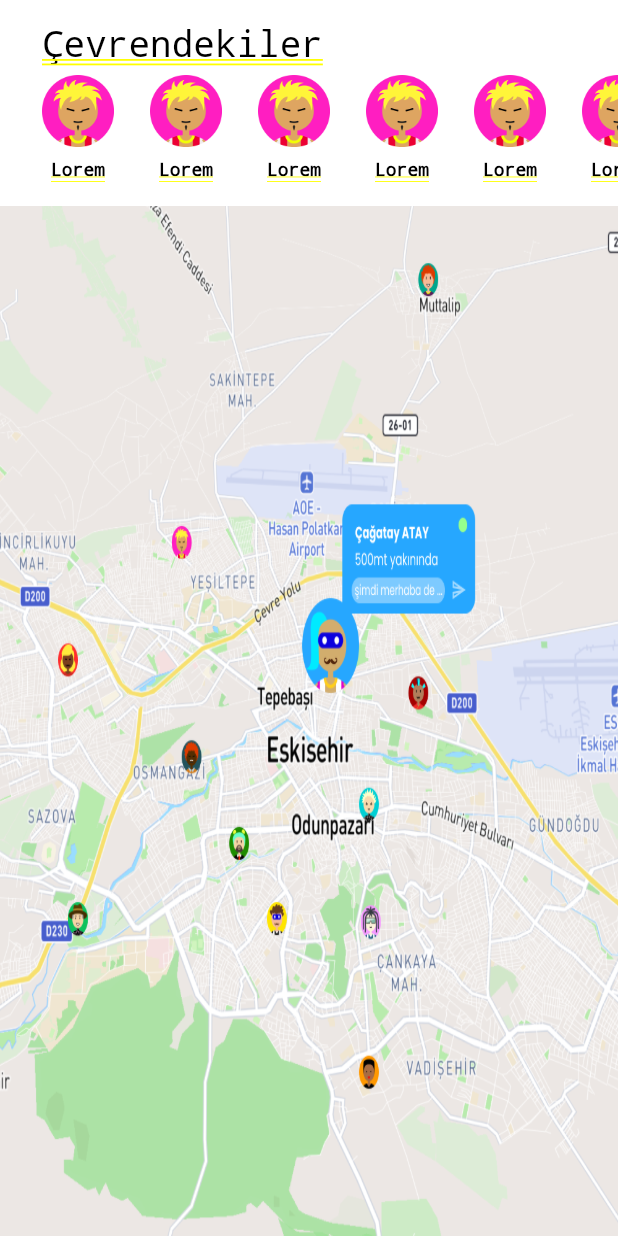
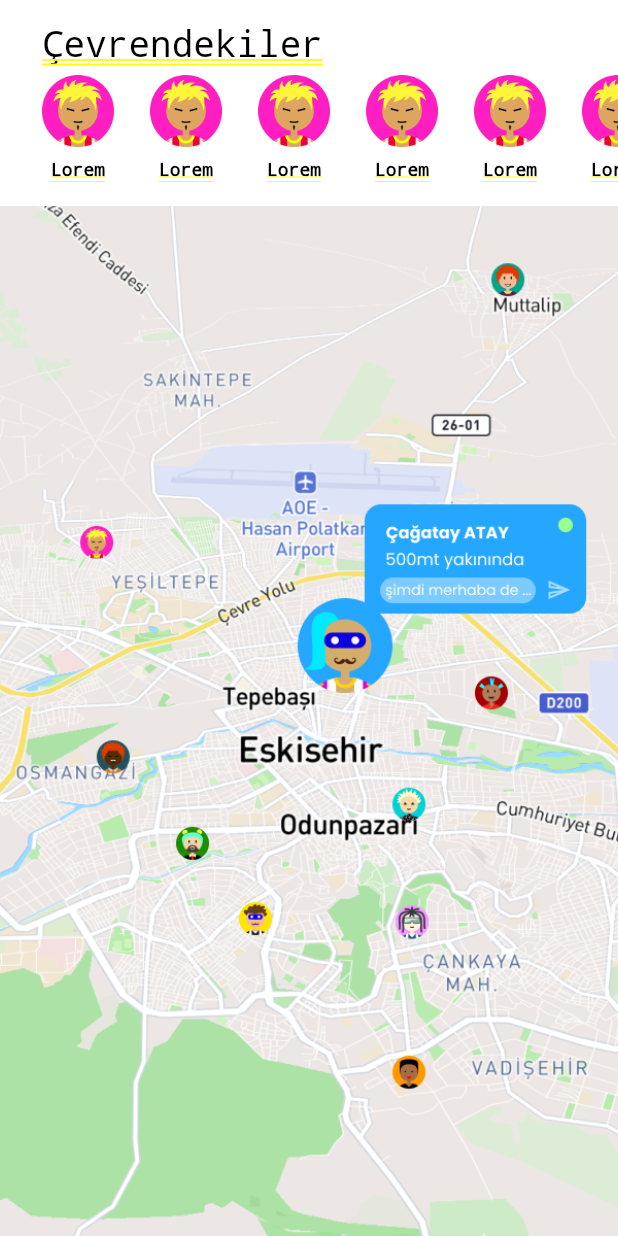
Before and after one commit to wolfe88/social_academy, a Flutter app: the MapPage screen opened by its route, on a phone screen of 412 x 824 dp. Run offline on Flutter 3.47's test engine with Material 2 defaults, Android fonts, the light colour scheme and no system bars; our stand-ins replace cached_network_image, file_picker, flutter_chat_types, flutter_chat_ui, flutter_svg, getwidget and 4 more; missing offline and left inert: random_avatar; network calls fail.

Commit message:
ufak değişiklik2

```diff
--- a/lib/pages/home_page.dart
+++ b/lib/pages/home_page.dart
@@ -25,7 +25,8 @@ class _Stories extends StatelessWidget {
   @override
   Widget build(BuildContext context) {
     return Column(
-      mainAxisAlignment: MainAxisAlignment.center,
+      mainAxisAlignment: MainAxisAlignment.start
+    ,
       mainAxisSize: MainAxisSize.max,
       children: <Widget>[
         SafeArea(
--- a/lib/pages/map_page.dart
+++ b/lib/pages/map_page.dart
@@ -61,7 +61,7 @@ class MapPage extends StatelessWidget {
           ),
           const Expanded(
             child: Image(
-              fit: BoxFit.fill,
+              fit: BoxFit.cover,
               image: AssetImage("assets/map.png"),
             ),
           ),
```
